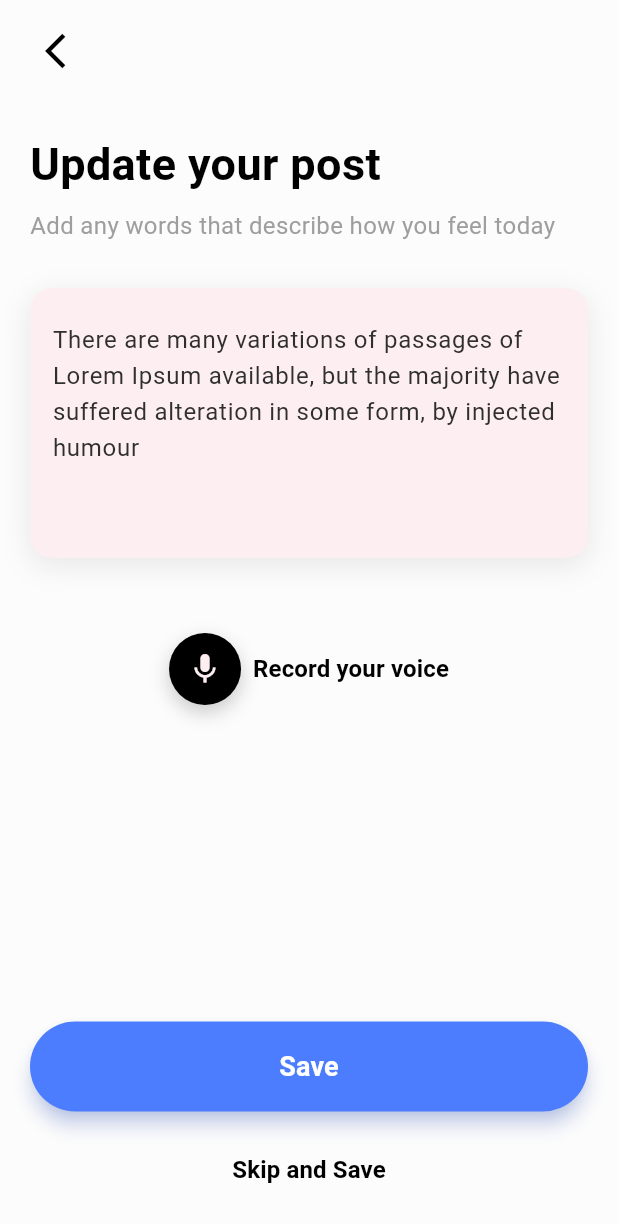
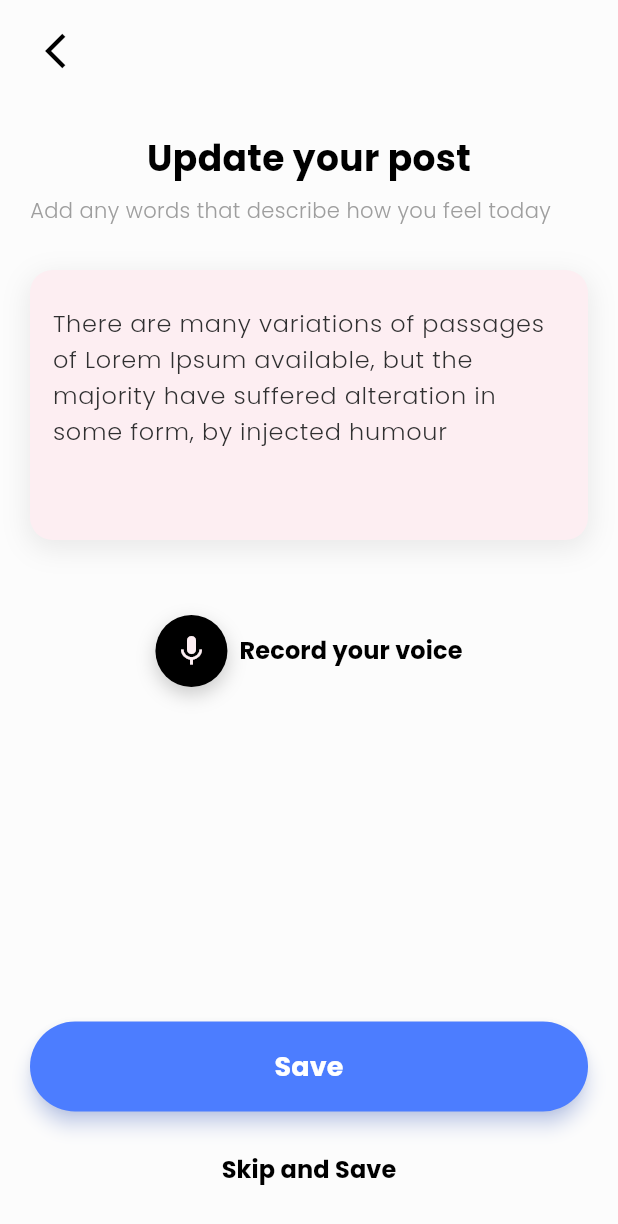
Before and after one commit to daothikhuyen/UIUX, a Flutter app: the UpdatePostScreen screen opened directly, on a phone screen of 412 x 824 dp. Shown: the top 1224 px of the screen. Run offline on Flutter 3.47's test engine with Material 3 defaults, Android fonts, the phone set to English and light mode, and no system bars; our stand-ins replace flutter_svg; network calls fail.

Commit message:
fix mood

```diff
--- a/lib/main.dart
+++ b/lib/main.dart
@@ -14,6 +14,7 @@ class MyApp extends StatelessWidget {
     return MaterialApp(
       title: 'Flutter Demo',
       theme: ThemeData(
+        fontFamily: 'Poppins',
         colorScheme: ColorScheme.fromSeed(seedColor: Colors.deepPurple),
       ),
       debugShowCheckedModeBanner: false,
--- a/lib/mood/choosed_mood.dart
+++ b/lib/mood/choosed_mood.dart
@@ -65,9 +65,9 @@ class ChoosedMoodScreen extends StatelessWidget {
 
                     // Tiêu đề
                     const Text(
-                      'Choose the emotion that\nmake you feel',
+                      'Choose the emotion that make you feel',
                       style: TextStyle(
-                        fontSize: 28,
+                        fontSize: 24,
                         fontWeight: FontWeight.bold,
                         color: Colors.black,
                         height: 1.2,
--- a/lib/mood/create_post_mood.dart
+++ b/lib/mood/create_post_mood.dart
@@ -56,7 +56,7 @@ class _AddNotesScreenState extends State<AddNotesScreen> {
                         const Text(
                           'Anything you want to add',
                           style: TextStyle(
-                            fontSize: 30,
+                            fontSize: 24,
                             fontWeight: FontWeight.bold,
                             color: _kPrimaryTextColor,
                           ),
@@ -65,7 +65,7 @@ class _AddNotesScreenState extends State<AddNotesScreen> {
                         const Text(
                           'Add any words that describe how you feel today',
                           style: TextStyle(
-                            fontSize: 16,
+                            fontSize: 14,
                             color: _kSecondaryTextColor,
                           ),
                         ),
--- a/lib/mood/mood_home.dart
+++ b/lib/mood/mood_home.dart
@@ -1,6 +1,7 @@
 // mood_screen.dart
 import 'package:finaluxui/mood/widgets/bottom_nav.dart';
 import 'package:flutter/material.dart';
+
 // 1. Import màn hình đích bạn vừa tạo
 import 'choose__moode.dart';
 
@@ -84,7 +85,7 @@ class _MoodScreenState extends State<MoodScreen> {
             const SizedBox(height: 40),
             const Text(
               "What is your mood now?",
-              style: TextStyle(fontSize: 22, fontWeight: FontWeight.bold),
+              style: TextStyle(fontSize: 24, fontWeight: FontWeight.bold),
             ),
             const SizedBox(height: 30),
 
--- a/lib/mood/update_post.dart
+++ b/lib/mood/update_post.dart
@@ -53,19 +53,21 @@ class _UpdatePostScreenState extends State<UpdatePostScreen> {
                       children: [
                         const CustomAppBar(),
                         const SizedBox(height: 30),
-                        const Text(
+                       Center(
+                        child:  const Text(
                           'Update your post',
                           style: TextStyle(
-                            fontSize: 30,
+                            fontSize: 24,
                             fontWeight: FontWeight.bold,
                             color: _kPrimaryTextColor,
                           ),
                         ),
+                       ),
                         const SizedBox(height: 8),
                         const Text(
                           'Add any words that describe how you feel today',
                           style: TextStyle(
-                            fontSize: 16,
+                            fontSize: 14,
                             color: _kSecondaryTextColor,
                           ),
                         ),
```
Also changed, not shown: lib/mood/choose__moode.dart (+5 -3 lines).
